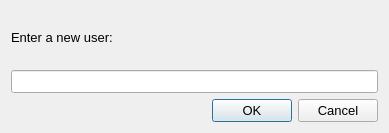
Qt form DownloaderForReddit/GUI_Resources/AddRedditObjectDialog.ui (MalloyDelacroix/DownloaderForReddit) before a commit.
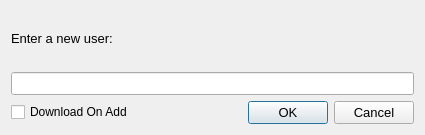
The same form after that commit. Icons and pictures are not drawn.

Commit message: Add option to download a user or subreddit immediately after being added

```diff
--- a/DownloaderForReddit/GUI_Resources/AddRedditObjectDialog.ui
+++ b/DownloaderForReddit/GUI_Resources/AddRedditObjectDialog.ui
@@ -6,8 +6,8 @@
    <rect>
     <x>0</x>
     <y>0</y>
-    <width>389</width>
-    <height>133</height>
+    <width>425</width>
+    <height>135</height>
    </rect>
   </property>
   <property name="font">
@@ -34,11 +34,27 @@
     <widget class="QLineEdit" name="object_name_line_edit"/>
    </item>
    <item>
+    <layout class="QHBoxLayout" name="horizontalLayout">
+     <item>
+      <widget class="QCheckBox" name="download_on_add_checkbox">
+       <property name="font">
+        <font>
+         <pointsize>9</pointsize>
+        </font>
+       </property>
+       <property name="text">
+        <string>Download On Add</string>
+       </property>
+      </widget>
+     </item>
+     <item>
     <widget class="QDialogButtonBox" name="ok_cancel_button_box">
      <property name="standardButtons">
       <set>QDialogButtonBox::Cancel|QDialogButtonBox::Ok</set>
      </property>
     </widget>
+     </item>
+    </layout>
    </item>
   </layout>
  </widget>
```
Lines whose indentation alone changed are shown as unchanged. The commit also changes 4 other files.
